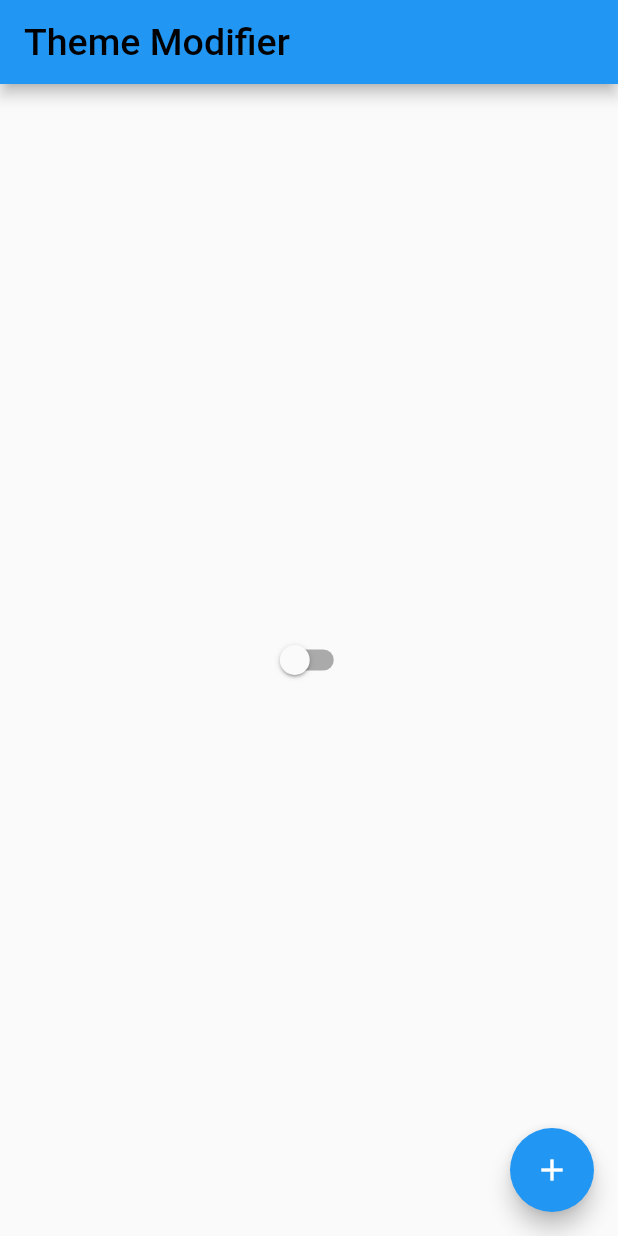
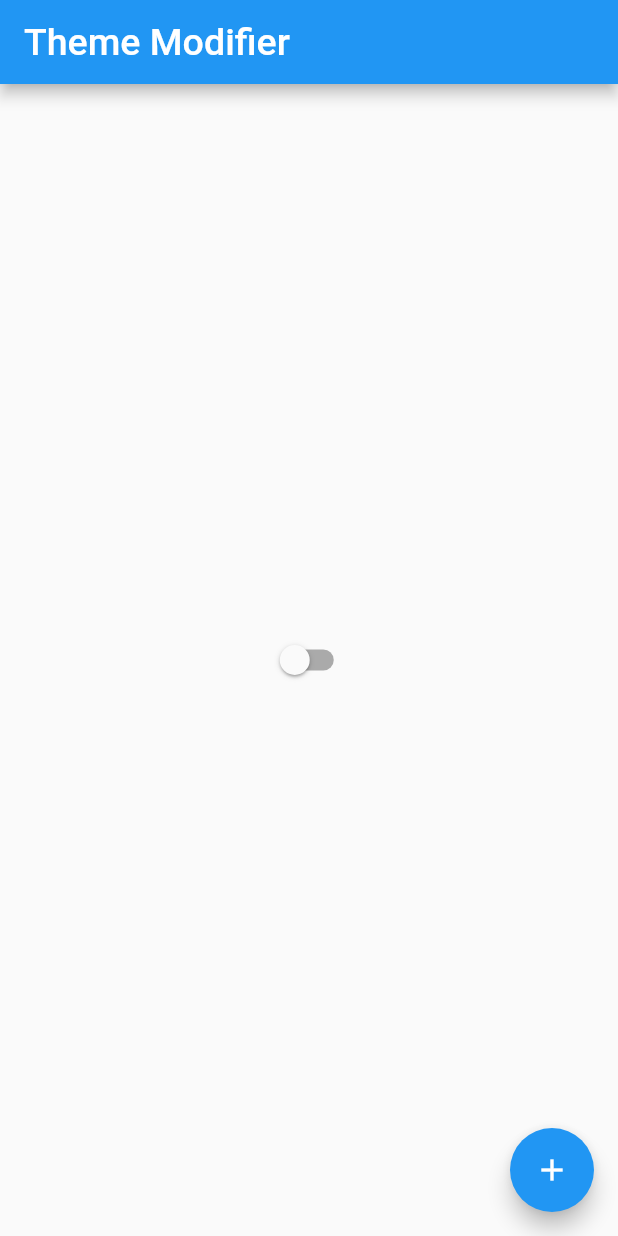
Before and after one commit to ignssj/flutter-test, a Flutter app: the screen it shows after launch, on a phone screen of 412 x 824 dp. Run offline on Flutter 3.47's test engine with Material 2 defaults, Android fonts, the phone set to English and light mode, and no system bars.

```diff
--- a/main/lib/app_controller.dart
+++ b/main/lib/app_controller.dart
@@ -4,8 +4,14 @@ class AppController extends ChangeNotifier {
   static AppController instance = AppController();
 
   bool isDark = false;
+  bool darkFont = true;
   changeTheme() {
     isDark = !isDark;
     notifyListeners();
   }
+
+  changeCFont() {
+    darkFont = !darkFont;
+    notifyListeners();
+  }
 }
--- a/main/lib/home_page.dart
+++ b/main/lib/home_page.dart
@@ -16,7 +16,10 @@ class HomePageState extends State<HomePage> {
       appBar: AppBar(
         title: Text('Theme Modifier',
             style: TextStyle(
-                color: Colors.black, fontSize: 25, debugLabel: 'hey')),
+              color:
+                  AppController.instance.darkFont ? Colors.white : Colors.black,
+              fontSize: 25,
+            )),
       ),
       floatingActionButton: FloatingActionButton(
         child: Icon(Icons.add),
@@ -27,12 +30,20 @@ class HomePageState extends State<HomePage> {
         },
       ),
       body: Center(
-        child: Switch(
-            value: AppController.instance.isDark,
-            onChanged: (value) {
-              AppController.instance.changeTheme();
-            }),
+        child: CustomSwitch(),
       ),
     );
   }
 }
+
+class CustomSwitch extends StatelessWidget {
+  @override
+  Widget build(BuildContext context) {
+    return Switch(
+        value: AppController.instance.isDark,
+        onChanged: (value) {
+          AppController.instance.changeTheme();
+          AppController.instance.changeCFont();
+        });
+  }
+}
```
